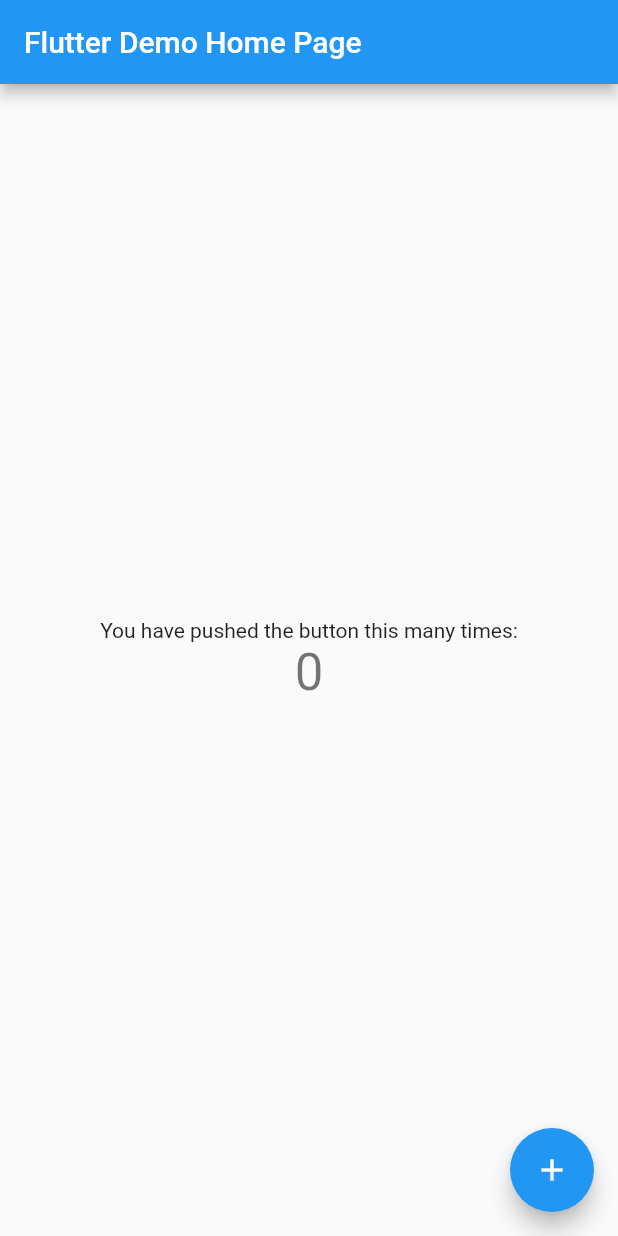
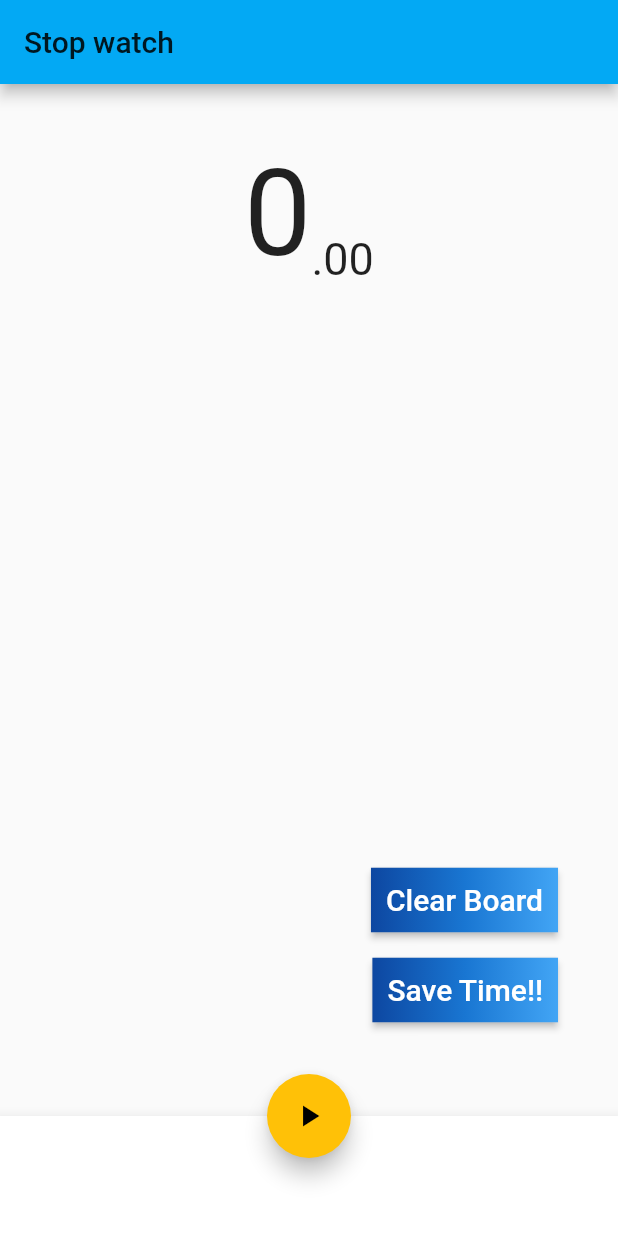
Before and after one commit to kyungsnim/flutter_timer_app, a Flutter app: the screen it shows after launch, on a phone screen of 412 x 824 dp. Run offline on Flutter 3.47's test engine with Material 2 defaults, Android fonts, the phone set to English and light mode, and no system bars.

Commit message:
타이머앱 완성

```diff
--- a/lib/main.dart
+++ b/lib/main.dart
@@ -1,4 +1,5 @@
 import 'package:flutter/material.dart';
+import 'dart:async';
 
 void main() {
   runApp(MyApp());
@@ -9,109 +10,202 @@ class MyApp extends StatelessWidget {
   @override
   Widget build(BuildContext context) {
     return MaterialApp(
-      title: 'Flutter Demo',
+      title: 'Stop watch',
       theme: ThemeData(
-        // This is the theme of your application.
-        //
-        // Try running your application with "flutter run". You'll see the
-        // application has a blue toolbar. Then, without quitting the app, try
-        // changing the primarySwatch below to Colors.green and then invoke
-        // "hot reload" (press "r" in the console where you ran "flutter run",
-        // or simply save your changes to "hot reload" in a Flutter IDE).
-        // Notice that the counter didn't reset back to zero; the application
-        // is not restarted.
-        primarySwatch: Colors.blue,
-        // This makes the visual density adapt to the platform that you run
-        // the app on. For desktop platforms, the controls will be smaller and
-        // closer together (more dense) than on mobile platforms.
-        visualDensity: VisualDensity.adaptivePlatformDensity,
+        primarySwatch: Colors.lightBlue,
       ),
-      home: MyHomePage(title: 'Flutter Demo Home Page'),
+      home: StopWatchPage(),
     );
   }
 }
 
-class MyHomePage extends StatefulWidget {
-  MyHomePage({Key key, this.title}) : super(key: key);
+class StopWatchPage extends StatefulWidget {
+  @override
+  _StopWatchPageState createState() => _StopWatchPageState();
+}
 
-  // This widget is the home page of your application. It is stateful, meaning
-  // that it has a State object (defined below) that contains fields that affect
-  // how it looks.
+class _StopWatchPageState extends State<StopWatchPage> {
+  var _icon = Icons.play_arrow;
+  var _color = Colors.amber;
 
-  // This class is the configuration for the state. It holds the values (in this
-  // case the title) provided by the parent (in this case the App widget) and
-  // used by the build method of the State. Fields in a Widget subclass are
-  // always marked "final".
-
-  final String title;
+  Timer _timer; // 타이머
+  var _time = 0; // 실제 늘어날 시간
+  var _isPlaying = false; // 시작/정지 상태값
+  List<String> _saveTimes = []; // 기록하기 위한 리스트
 
   @override
-  _MyHomePageState createState() => _MyHomePageState();
-}
-
-class _MyHomePageState extends State<MyHomePage> {
-  int _counter = 0;
-
-  void _incrementCounter() {
-    setState(() {
-      // This call to setState tells the Flutter framework that something has
-      // changed in this State, which causes it to rerun the build method below
-      // so that the display can reflect the updated values. If we changed
-      // _counter without calling setState(), then the build method would not be
-      // called again, and so nothing would appear to happen.
-      _counter++;
-    });
+  void dispose() {
+    _timer?.cancel();
+    super.dispose();
   }
 
   @override
   Widget build(BuildContext context) {
-    // This method is rerun every time setState is called, for instance as done
-    // by the _incrementCounter method above.
-    //
-    // The Flutter framework has been optimized to make rerunning build methods
-    // fast, so that you can just rebuild anything that needs updating rather
-    // than having to individually change instances of widgets.
+
     return Scaffold(
       appBar: AppBar(
-        // Here we take the value from the MyHomePage object that was created by
-        // the App.build method, and use it to set our appbar title.
-        title: Text(widget.title),
+        title: Text('Stop watch'),
       ),
-      body: Center(
-        // Center is a layout widget. It takes a single child and positions it
-        // in the middle of the parent.
-        child: Column(
-          // Column is also a layout widget. It takes a list of children and
-          // arranges them vertically. By default, it sizes itself to fit its
-          // children horizontally, and tries to be as tall as its parent.
-          //
-          // Invoke "debug painting" (press "p" in the console, choose the
-          // "Toggle Debug Paint" action from the Flutter Inspector in Android
-          // Studio, or the "Toggle Debug Paint" command in Visual Studio Code)
-          // to see the wireframe for each widget.
-          //
-          // Column has various properties to control how it sizes itself and
-          // how it positions its children. Here we use mainAxisAlignment to
-          // center the children vertically; the main axis here is the vertical
-          // axis because Columns are vertical (the cross axis would be
-          // horizontal).
-          mainAxisAlignment: MainAxisAlignment.center,
+      body: _body(),
+      bottomNavigationBar: BottomAppBar(
+        child: Container(
+          height: 80
+        ),
+      ),
+      floatingActionButton: FloatingActionButton(
+        onPressed: () => setState(() {
+          _click();
+        }),
+        child: Icon(_icon),
+        backgroundColor: _color,
+      ),
+      floatingActionButtonLocation: FloatingActionButtonLocation.centerDocked,
+    );
+  }
+
+  // 시간 보여지는 부분
+  Widget _body() {
+    var sec = _time ~/ 100; // 초
+    var hundredth = '${_time % 100}'.padLeft(2, '0');
+
+    return Center(
+      child: Padding(
+        padding: const EdgeInsets.all(40),
+        child: Stack( // 위젯 위에 위젯 겹치기 가능
           children: <Widget>[
-            Text(
-              'You have pushed the button this many times:',
+            Column(
+              children: <Widget>[
+                Row(
+                  mainAxisAlignment: MainAxisAlignment.center,
+                  crossAxisAlignment: CrossAxisAlignment.end,
+                  children: <Widget>[
+                    Text( // seconds 영역
+                      '$sec',
+                      style: TextStyle(fontSize: 80),
+                    ),
+                    Text( // milliseconds 영역
+                      '.$hundredth',
+                      style: TextStyle(fontSize: 30),
+                    )
+                  ],
+                ),
+                SizedBox(height: 50, // 여백
+                ),
+                Container(
+                  width: 200,
+                  height: 300,
+                  child: ListView(
+                    children: _saveTimes.map((time) => Text(time, style: TextStyle(fontSize: 20),)).toList(),
+                  ),
+                )
+              ],
             ),
-            Text(
-              '$_counter',
-              style: Theme.of(context).textTheme.headline4,
+            Positioned(
+              right: 0,
+              bottom: 80,
+              child: RaisedButton(
+                onPressed: () {
+                  setState(() {
+                    _reset();
+                  });
+                },
+                textColor: Colors.white,
+                padding: const EdgeInsets.all(0.0),
+                child: Container(
+                  decoration: const BoxDecoration(
+                    gradient: LinearGradient(
+                      colors: <Color>[
+                        Color(0xFF0D47A1),
+                        Color(0xFF1976D2),
+                        Color(0xFF42A5F5),
+                      ],
+                    ),
+                  ),
+                  padding: const EdgeInsets.all(10.0),
+                  child: Text(
+                    'Clear Board',
+                    style: TextStyle(
+                        fontSize: 20),
+                  ),
+                ),
+              ),
+            ),
+            Positioned(
+              right: 0,
+              bottom: 20,
+              child: RaisedButton(
+                onPressed: () {
+                  setState(() {
+                    _saveTime('$sec.$hundredth');
+                  });
+                },
+                textColor: Colors.white,
+                padding: const EdgeInsets.all(0.0),
+                child: Container(
+                  decoration: const BoxDecoration(
+                    gradient: LinearGradient(
+                      colors: <Color>[
+                        Color(0xFF0D47A1),
+                        Color(0xFF1976D2),
+                        Color(0xFF42A5F5),
+                      ],
+                    ),
+                  ),
+                  padding: const EdgeInsets.all(10.0),
+                  child: Text(
+                    'Save Time!!',
+                    style: TextStyle(
+                        fontSize: 20),
+                  ),
+                ),
+              ),
             ),
           ],
         ),
       ),
-      floatingActionButton: FloatingActionButton(
-        onPressed: _incrementCounter,
-        tooltip: 'Increment',
-        child: Icon(Icons.add),
-      ), // This trailing comma makes auto-formatting nicer for build methods.
     );
   }
+  // 시작, 일시정지 버튼
+  void _click() {
+    _isPlaying = !_isPlaying;
+
+    if(_isPlaying) {
+      _icon = Icons.pause;
+      _color = Colors.grey;
+      _start();
+    } else {
+      _icon = Icons.play_arrow;
+      _color = Colors.amber;
+      _pause();
+    }
+  }
+
+  // 1/100초에 한 번씩 time 1씩 증가
+  void _start() {
+    _timer = Timer.periodic(Duration(milliseconds: 10), (timer) {
+      setState(() {
+        _time++;
+      });
+    });
+  }
+
+  // 타이머 중지(취소)
+  void _pause() {
+    _timer?.cancel();
+  }
+
+  // 초기화
+  void _reset() {
+    setState(() {
+      _isPlaying = false;
+      _timer?.cancel();
+      _saveTimes.clear();
+      _time = 0;
+    });
+  }
+
+  // 기록하기
+  void _saveTime(String time) {
+    _saveTimes.insert(0, '${_saveTimes.length + 1}등 : $time');
+  }
 }
```
